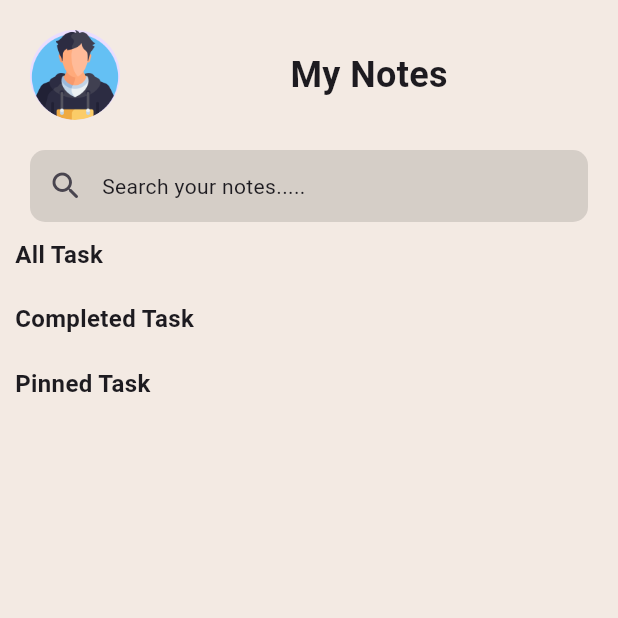
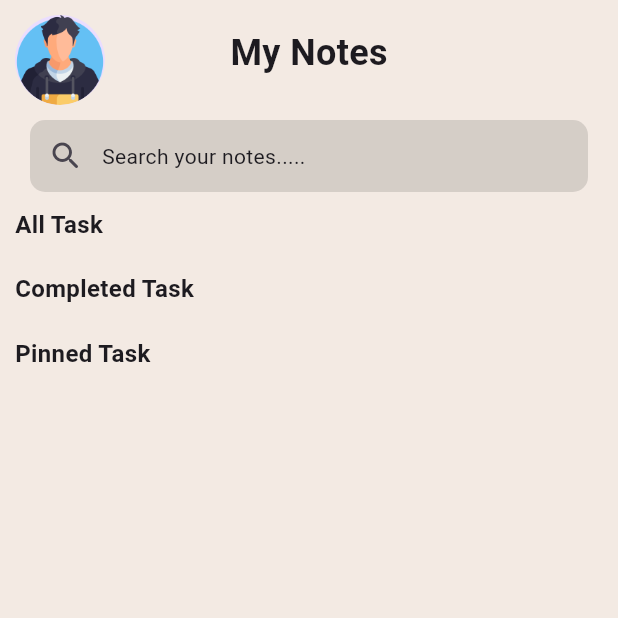
Before and after one commit to tryadnancode/LoginFlutter, a Flutter app: the NotesOverView screen opened by its route, on a phone screen of 412 x 824 dp, the top half of it. Run offline on Flutter 3.47's test engine with Material 3 defaults, Android fonts, the phone set to English and light mode, and no system bars; our stand-ins replace get; network calls fail.

Commit message:
fix file structure

```diff
--- a/lib/NotesDashBoard/DetailController.dart
+++ b/lib/NotesDashBoard/DetailController.dart
@@ -1,6 +1,5 @@
 import 'package:get/get.dart';
-import 'package:login/AuthRepoTask.dart';
-import 'package:login/ResponseData.dart';
+import 'package:login/module/auth/data/response_data.dart';
 
 class DetailController extends GetxController {
   static DetailController get to => Get.find();
--- a/lib/NotesDashBoard/NoteController.dart
+++ b/lib/NotesDashBoard/NoteController.dart
@@ -1,6 +1,6 @@
 import 'package:get/get.dart';
-import 'package:login/AuthRepoTask.dart';
-import 'package:login/ResponseData.dart';
+import 'package:login/api/auth_repo_task.dart';
+import 'package:login/module/auth/data/response_data.dart';
 
 class NoteController extends GetxController {
   var allTasks = <ResponseData>[].obs;
--- a/lib/NotesDashBoard/NotesOverView.dart
+++ b/lib/NotesDashBoard/NotesOverView.dart
@@ -1,8 +1,9 @@
 import 'package:flutter/material.dart';
 import 'package:get/get.dart';
-import 'package:login/NoteCard.dart';
+
 import 'package:login/NotesDashBoard/NoteController.dart';
-import 'package:login/routes/AppRoutes.dart';
+import 'package:login/routes/app_routes.dart';
+import 'package:login/widgets/NoteCard.dart';
 
 class NotesOverView extends StatelessWidget {
   const NotesOverView({super.key});
@@ -17,23 +18,23 @@ class NotesOverView extends StatelessWidget {
           padding: const EdgeInsets.all(10),
           child: Column(
             children: [
-              const Row(
+              const Stack(
                 children: [
-                  Padding(
-                    padding: EdgeInsets.all(10),
-                    child: CircleAvatar(
+                    CircleAvatar(
                         radius: 30,
                         backgroundImage:
-                            AssetImage('lib/assets/images/img.png')),
+                            AssetImage('assets/images/img.png')),
+                  Align(
+                      alignment: Alignment.center,
+                    child: Padding(
+                      padding: EdgeInsets.all(8.0),
+                      child: Text(
+                        "My Notes",
+                        style:
+                            TextStyle(fontSize: 24, fontWeight: FontWeight.bold),
+                      ),
+                    ),
                   ),
-                  Expanded(
-                      child: Center(
-                    child: Text(
-                      "My Notes",
-                      style:
-                          TextStyle(fontSize: 24, fontWeight: FontWeight.bold),
-                    ),
-                  )),
                 ],
               ),
               Container(
--- a/lib/AuthRepoTask.dart
+++ b/lib/api/auth_repo_task.dart
@@ -1,6 +1,7 @@
 import 'dart:convert';
 import 'package:http/http.dart' as http;
-import 'package:login/ResponseData.dart';
+import 'package:login/module/auth/data/response_data.dart';
+
 
 
 class AuthRepoTask {
--- a/lib/main.dart
+++ b/lib/main.dart
@@ -1,7 +1,7 @@
 import 'package:flutter/material.dart';
 import 'package:get/get_navigation/src/root/get_material_app.dart';
-import 'package:login/login/login.dart';
-import 'package:login/routes/AppPages.dart';
+import 'package:login/module/view/login/login_screen.dart';
+import 'package:login/routes/app_pages.dart';
 
 void main() {
   runApp(const MyApp());
--- a/lib/login/LoginController.dart
+++ b/lib/module/view/login/login_controller.dart
@@ -1,8 +1,8 @@
 import 'package:flutter/foundation.dart';
 import 'package:flutter/material.dart';
 import 'package:get/get.dart';
-import 'package:login/login/AuthService.dart';
-import 'package:login/routes/AppRoutes.dart';
+import 'package:login/module/view/login/auth_service.dart';
+import 'package:login/routes/app_routes.dart';
 
 class LoginController extends GetxController {
   final GlobalKey<FormState> formKey = GlobalKey<FormState>();
@@ -24,7 +24,7 @@ class LoginController extends GetxController {
       isLoading.value = false;
 
       if (data['message'] == null) {
-        Get.toNamed(AppRoutes.tutor);
+        Get.toNamed(AppRoutes.overView);
       } else {
         _showErrorDialog(data['message']);
       }
--- a/lib/login/login.dart
+++ b/lib/module/view/login/login_screen.dart
@@ -2,8 +2,8 @@
 import 'package:flutter/foundation.dart';
 import 'package:flutter/material.dart';
 import 'package:get/get.dart';
-import 'package:login/login/LoginController.dart';
-import 'package:login/routes/AppRoutes.dart';
+import 'package:login/module/view/login/login_controller.dart';
+import 'package:login/routes/app_routes.dart';
 
 class Login extends StatelessWidget {
   Login({super.key});
@@ -30,7 +30,7 @@ class Login extends StatelessWidget {
                   width: 100,
                   height: 100,
                   margin: const EdgeInsets.all(50),
-                  child: Image.asset("lib/assets/images/img.png"),
+                  child: Image.asset("assets/images/img.png"),
                 ),
                 TextFormField(
                   controller: _loginController.usernameController,
--- a/lib/SignUp/SignUp.dart
+++ b/lib/module/view/signup/sign_up_screen.dart
@@ -27,7 +27,7 @@ class SignUp extends StatelessWidget {
           SizedBox(
               height: 200,
               width: double.infinity,
-              child: Image.asset("lib/assets/images/img_1.png")),
+              child: Image.asset("assets/images/img_2.png")),
           Expanded(
               child: Container(
                   padding: const EdgeInsets.only(
--- a/lib/routes/AppPages.dart
+++ b/lib/routes/app_pages.dart
@@ -1,16 +1,13 @@
 import 'package:get/get_navigation/src/routes/get_route.dart';
-import 'package:login/Dashboard/TutorSearch.dart';
 import 'package:login/NotesDashBoard/NotesDetails.dart';
 import 'package:login/NotesDashBoard/NotesOverView.dart';
-import 'package:login/SignUp/SignUp.dart';
-import 'package:login/login/login.dart';
-import 'package:login/routes/AppRoutes.dart';
+import 'package:login/module/view/login/login_screen.dart';
+import 'package:login/module/view/signup/sign_up_screen.dart';
+import 'package:login/routes/app_routes.dart';
 
 class AppPages{
   static final List<GetPage> pages = [
     GetPage(name: AppRoutes.login, page: ()=> Login(),
-    ),
-    GetPage(name: AppRoutes.tutor, page: ()=> const TutorSearch(),
     ),
     GetPage(name: AppRoutes.signup, page: ()=> const SignUp(),
     ),
--- a/lib/NoteCard.dart
+++ b/lib/widgets/NoteCard.dart
@@ -1,6 +1,6 @@
 
 import 'package:flutter/material.dart';
-import 'package:login/ResponseData.dart';
+import 'package:login/module/auth/data/response_data.dart';
 
 class NoteCard extends StatelessWidget {
   final ResponseData task;
--- a/pubspec.yaml
+++ b/pubspec.yaml
@@ -65,7 +65,7 @@ flutter:
   #   - images/a_dot_burr.jpeg
   #   - images/a_dot_ham.jpeg
   assets:
-    - lib/assets/images/
+    - assets/images/
 
   # An image asset can refer to one or more resolution-specific "variants", see
   # https://flutter.dev/assets-and-images/#resolution-aware
```
Also changed, not shown: lib/Dashboard/TutorSearch.dart (deleted, +0 -147 lines), assets/images/img.png (renamed from lib/assets/images/img.png), assets/images/img_1.png (renamed from lib/assets/images/img_1.png), assets/images/img_2.png (renamed from lib/assets/images/img_2.png), lib/module/auth/data/response_data.dart (renamed from lib/ResponseData.dart), lib/module/view/login/auth_service.dart (renamed from lib/login/AuthService.dart), lib/routes/app_routes.dart (renamed from lib/routes/AppRoutes.dart).
